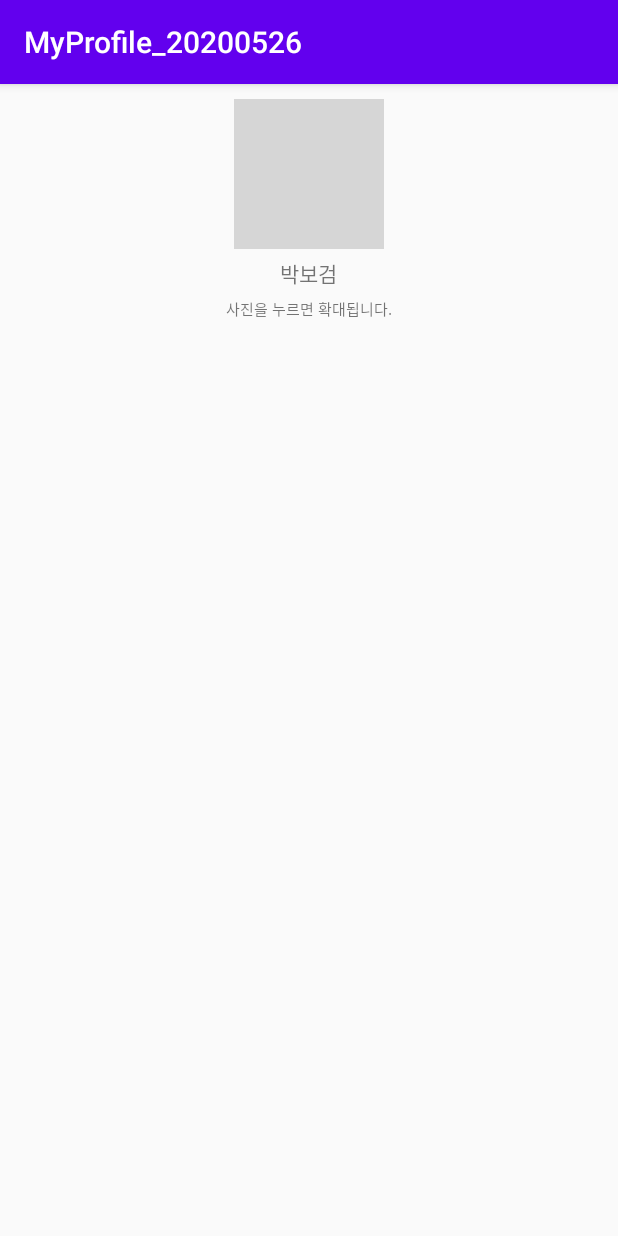
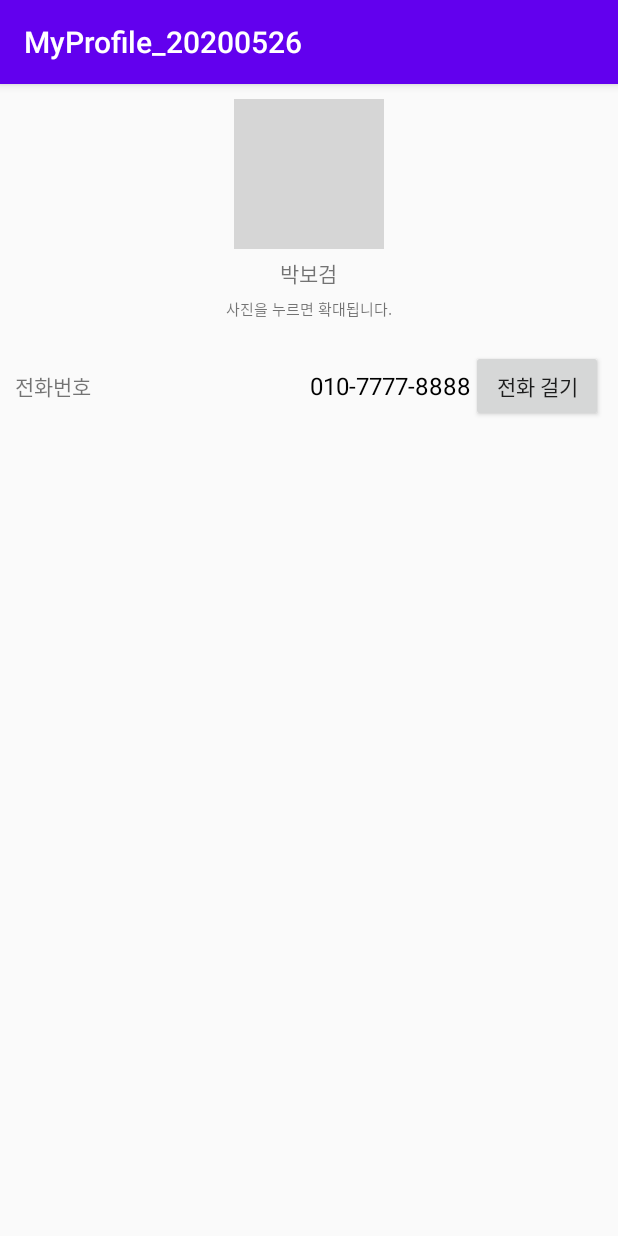
Before and after one commit to cho881020/MyProfile_20200526, an Android app: the screen it shows after launch (MainActivity), on a phone screen of 412 x 824 dp. Run offline under Robolectric (Android 15) with nearby library versions, the phone set to English and light mode, and no system bars; our stand-ins replace CircleImageView, data binding; libraries missing offline, so code that uses them is left out: com.gun0912.tedpermission; pictures from the network do not load; grey boxes are pictures that could not be loaded.

```diff
--- a/app/build.gradle
+++ b/app/build.gradle
@@ -33,6 +33,7 @@ dependencies {
     implementation 'androidx.appcompat:appcompat:1.1.0'
     implementation 'com.github.bumptech.glide:glide:4.11.0'
     implementation 'com.github.chrisbanes:PhotoView:2.3.0'
+    implementation 'gun0912.ted:tedpermission:2.2.3'
     annotationProcessor 'com.github.bumptech.glide:compiler:4.11.0'
     implementation 'androidx.constraintlayout:constraintlayout:1.1.3'
     testImplementation 'junit:junit:4.12'
--- a/app/src/main/AndroidManifest.xml
+++ b/app/src/main/AndroidManifest.xml
@@ -3,6 +3,7 @@
     package="kr.co.tjoeun.myprofile_20200526">
 
     <uses-permission android:name="android.permission.INTERNET" />
+    <uses-permission android:name="android.permission.CALL_PHONE" />
 
     <application
         android:allowBackup="true"
--- a/app/src/main/java/kr/co/tjoeun/myprofile_20200526/MainActivity.java
+++ b/app/src/main/java/kr/co/tjoeun/myprofile_20200526/MainActivity.java
@@ -3,11 +3,18 @@ package kr.co.tjoeun.myprofile_20200526;
 import androidx.appcompat.app.AppCompatActivity;
 import androidx.databinding.DataBindingUtil;
 
+import android.Manifest;
 import android.content.Intent;
+import android.net.Uri;
 import android.os.Bundle;
 import android.view.View;
+import android.widget.Toast;
 
 import com.bumptech.glide.Glide;
+import com.gun0912.tedpermission.PermissionListener;
+import com.gun0912.tedpermission.TedPermission;
+
+import java.util.List;
 
 import kr.co.tjoeun.myprofile_20200526.databinding.ActivityMainBinding;
 
@@ -25,6 +32,44 @@ public class MainActivity extends BaseActivity {
 
     @Override
     public void setupEvents() {
+
+        binding.callBtn.setOnClickListener(new View.OnClickListener() {
+            @Override
+            public void onClick(View v) {
+
+
+                PermissionListener pl = new PermissionListener() {
+                    @Override
+                    public void onPermissionGranted() {
+//                        허가 된 상황 => 실제 전화 걸기
+
+//                        실제 전화 걸기 => 권한 허가가 X, 앱이 강제종료 => TedPermission 권한 획득 후
+                        String phoneNum = binding.phonNumTxt.getText().toString();
+                        Uri myUri = Uri.parse(String.format("tel:%s", phoneNum));
+                        Intent myIntent = new Intent(Intent.ACTION_CALL, myUri);
+                        startActivity(myIntent);
+                    }
+
+                    @Override
+                    public void onPermissionDenied(List<String> deniedPermissions) {
+//                        최종 거부되었을때 처리할 행동
+                        Toast.makeText(mContext, "권한이 거부되어 통화가 불가능합니다.", Toast.LENGTH_SHORT).show();
+                    }
+                };
+
+//                권한 X => 얼럿으로 허용할지?
+//                권한 이전 허용 => 곧바로 Granted 실행.
+
+                TedPermission
+                        .with(mContext)
+                        .setPermissionListener(pl)
+                        .setDeniedMessage("거부하면 통화가 불가능함.\n설정에서 권한을 켜주세요.")
+                        .setPermissions(Manifest.permission.CALL_PHONE)
+                        .check();
+
+
+            }
+        });
 
         binding.profileImg.setOnClickListener(new View.OnClickListener() {
             @Override
--- a/app/src/main/res/layout/activity_main.xml
+++ b/app/src/main/res/layout/activity_main.xml
@@ -41,6 +41,39 @@
         </LinearLayout>
 
 
+        <LinearLayout
+            android:layout_width="match_parent"
+            android:layout_height="wrap_content"
+            android:orientation="horizontal"
+            android:layout_marginTop="20dp"
+            android:gravity="center_vertical">
+
+            <TextView
+                android:layout_width="wrap_content"
+                android:layout_height="wrap_content"
+                android:text="전화번호" />
+
+            <TextView
+                android:layout_width="0dp"
+                android:layout_height="wrap_content"
+                android:layout_weight="1"/>
+
+            <TextView
+                android:id="@+id/phonNumTxt"
+                android:layout_width="wrap_content"
+                android:layout_height="wrap_content"
+                android:text="010-7777-8888"
+                android:textSize="16sp"
+                android:textColor="#000000"/>
+
+            <Button
+                android:id="@+id/callBtn"
+                android:layout_width="wrap_content"
+                android:layout_height="wrap_content"
+                android:text="전화 걸기" />
+
+        </LinearLayout>
+
 
     </LinearLayout>
 </layout>
```
